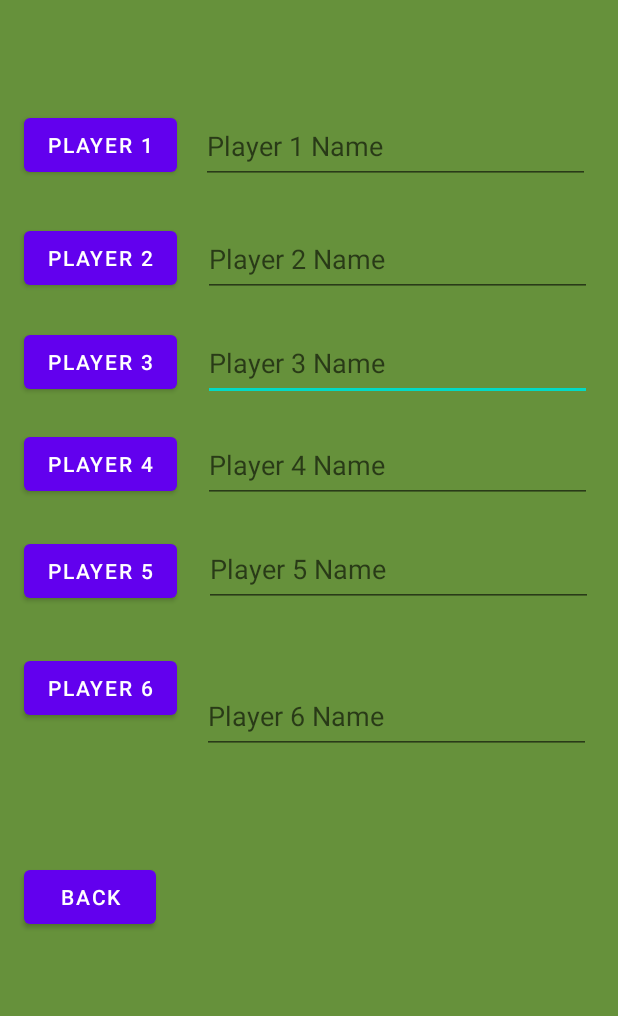
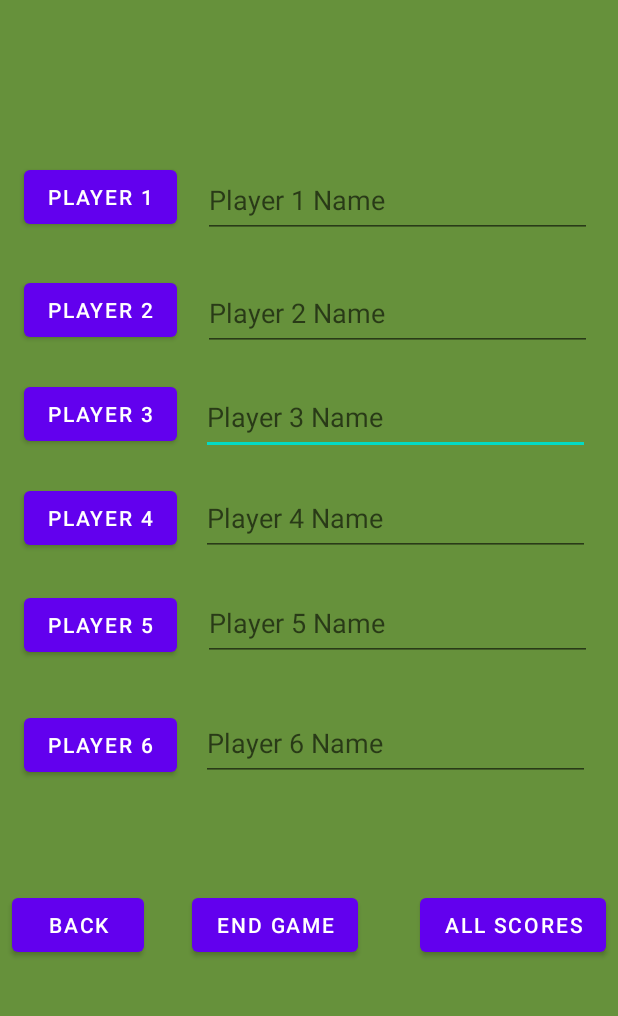
Before and after one commit to Xerminator13/Ma-Cows-Repository, an Android app: the MainMenu screen opened directly, with no data from a screen before it, on a phone screen of 412 x 824 dp, the part 203-1219 px from its top. Run offline under Robolectric (Android 15) with nearby library versions, the phone set to English and light mode, and no system bars.

Commit message:
I have all player names saving and populating the EditText fields when transitioning to MainMenu.  Additionally, I tested setting elements invisible for a future real-time game timer.  The layout for MainMenu is set up and constrained, however I'm going to mess with it a little more to make sure that it looks exactly how I want it to.

```diff
--- a/app/src/main/java/com/example/macows/CommonUtils.java
+++ b/app/src/main/java/com/example/macows/CommonUtils.java
@@ -11,6 +11,8 @@ public class CommonUtils {
     private static SharedPreferences.Editor editor;
     public static ArrayList<Player> playerList  = new ArrayList<Player>();
     public static ArrayList<EconomyPlayer> econPlayerList = new ArrayList<EconomyPlayer>();
+
+    public int currentPlayerNum = 1;
 
     //For using shared preferences >>
     //  https://www.journaldev.com/9412/android-shared-preferences-example-tutorial
--- a/app/src/main/java/com/example/macows/MainMenu.java
+++ b/app/src/main/java/com/example/macows/MainMenu.java
@@ -13,9 +13,11 @@ import android.widget.TextView;
 import androidx.appcompat.app.AppCompatActivity;
 
 public class MainMenu extends AppCompatActivity {
-    private Button player1, player2, player3, player4, player5, player6, back, endGame, goToAllScores, backButton1;
+    private Button player1, player2, player3, player4, player5, player6, back, endGameButton, allScoresButton, backButton1;
     private EditText name1, name2, name3, name4, name5, name6;
-    private TextView appLabel;
+    private TextView appLabel, timerLabel;
+
+    private int switcher = 1;
 
     //**********************************************************************************************
 
@@ -26,6 +28,25 @@ public class MainMenu extends AppCompatActivity {
         name4.setText(CommonUtils.playerList.get(3).getName());
         name5.setText(CommonUtils.playerList.get(4).getName());
         name6.setText(CommonUtils.playerList.get(5).getName());
+
+    }
+    /*
+    * Gets text from EditText views and assigns it to the player names variables
+     */
+    private void setAllPlayerNames() {
+        String temp1 = name1.getText().toString();
+        String temp2 = name2.getText().toString();
+        String temp3 = name3.getText().toString();
+        String temp4 = name4.getText().toString();
+        String temp5 = name5.getText().toString();
+        String temp6 = name6.getText().toString();
+
+        CommonUtils.playerList.get(0).setPlayerName(temp1);
+        CommonUtils.playerList.get(1).setPlayerName(temp2);
+        CommonUtils.playerList.get(2).setPlayerName(temp3);
+        CommonUtils.playerList.get(3).setPlayerName(temp4);
+        CommonUtils.playerList.get(4).setPlayerName(temp5);
+        CommonUtils.playerList.get(5).setPlayerName(temp6);
 
     }
 
@@ -40,7 +61,22 @@ public class MainMenu extends AppCompatActivity {
         //------------------------------------------------------------------------------------------
 
         appLabel = findViewById(R.id.appLabelView);
+        timerLabel = findViewById(R.id.timerLabel);
+        if (switcher == -1) {
+            timerLabel.setVisibility(View.VISIBLE);
+            switcher *= -1;
+
+        }
+        else {
+            timerLabel.setVisibility(View.INVISIBLE);
+            switcher *= -1;
+
+        }
+
         backButton1 = findViewById(R.id.backButton1);
+        endGameButton = findViewById(R.id.endGameButton);
+        allScoresButton = findViewById(R.id.allScoresButton);
+
         name1 = findViewById(R.id.player1NameInput);
         name2 = findViewById(R.id.player2NameInput);
         name3 = findViewById(R.id.player3NameInput);
@@ -51,33 +87,29 @@ public class MainMenu extends AppCompatActivity {
         //------------------------------------------------------------------------------------------
         populateTextEntries();
 
-        //Stackoverflow article on editText view listeners
-        //https://stackoverflow.com/questions/8699569/implementing-text-watcher-for-edittext
-        name1.setImeOptions(EditorInfo.IME_ACTION_DONE);
-        name1.setOnEditorActionListener(new TextView.OnEditorActionListener() {
-            @Override
-            public boolean onEditorAction(TextView v, int actionId, KeyEvent event) {
-                if (actionId == EditorInfo.IME_ACTION_DONE) {
-                    //Does not pass data back to activity because in MainActivity the prefs were not loaded yet
-                    CommonUtils.playerList.get(0).setPlayerName(name1.getText().toString());
-                    CommonUtils.updatePlayerPrefs(CommonUtils.playerList.get(0), 0);
-                    System.out.println("Set player name");
-                    return true;
+        backButton1.setOnClickListener(new View.OnClickListener() {
+            public void onClick(View v) {
+                setAllPlayerNames();
+                CommonUtils.updateAllPlayerPreferences(CommonUtils.playerList);
 
-                }
-                else {
-                    System.out.println("Did not set player name");
-                    return false;
-
-                }
+                //Starts the MainActivity;  A transition between the two activities
+                startActivity(new Intent(MainMenu.this, MainActivity.class));
 
             }
 
         });
-        backButton1.setOnClickListener(new View.OnClickListener() {
+        endGameButton.setOnClickListener(new View.OnClickListener() {
             public void onClick(View v) {
-                CommonUtils.playerList.get(0).setPlayerName(name1.getText().toString());
-                startActivity(new Intent(MainMenu.this, MainActivity.class));
+                if (switcher == -1) {
+                    timerLabel.setVisibility(View.VISIBLE);
+                    switcher *= -1;
+
+                }
+                else {
+                    timerLabel.setVisibility(View.INVISIBLE);
+                    switcher *= -1;
+
+                }
 
             }
 
--- a/app/src/main/res/layout/main_menu.xml
+++ b/app/src/main/res/layout/main_menu.xml
@@ -17,7 +17,6 @@
         android:textColorHighlight="#9C1E1E"
         android:textSize="36sp"
         app:layout_constraintEnd_toEndOf="parent"
-        app:layout_constraintHorizontal_bias="0.0"
         app:layout_constraintStart_toStartOf="parent"
         app:layout_constraintTop_toTopOf="parent" />
 
@@ -25,152 +24,200 @@
         android:id="@+id/player3NameInput"
         android:layout_width="259dp"
         android:layout_height="50dp"
-        android:layout_marginTop="69dp"
+        android:layout_marginStart="16dp"
+        android:layout_marginBottom="67dp"
         android:ems="10"
+        android:focusable="true"
+        android:focusableInTouchMode="true"
         android:hint="Player 3 Name"
         android:inputType="textPersonName"
+        app:layout_constraintBottom_toBottomOf="@+id/player4NameInput"
         app:layout_constraintEnd_toEndOf="parent"
-        app:layout_constraintStart_toEndOf="@+id/button3"
-        app:layout_constraintTop_toTopOf="@+id/player2NameInput" />
+        app:layout_constraintHorizontal_bias="0.0"
+        app:layout_constraintStart_toEndOf="@+id/button3" />
 
     <EditText
         android:id="@+id/player2NameInput"
         android:layout_width="259dp"
         android:layout_height="50dp"
-        android:layout_marginTop="75dp"
+        android:layout_marginStart="17dp"
+        android:layout_marginBottom="69dp"
         android:ems="10"
+        android:focusable="true"
+        android:focusableInTouchMode="true"
         android:hint="Player 2 Name"
         android:inputType="textPersonName"
+        app:layout_constraintBottom_toBottomOf="@+id/player3NameInput"
         app:layout_constraintEnd_toEndOf="parent"
-        app:layout_constraintStart_toEndOf="@+id/button2"
-        app:layout_constraintTop_toTopOf="@+id/player1NameInput" />
+        app:layout_constraintHorizontal_bias="0.0"
+        app:layout_constraintStart_toEndOf="@+id/button2" />
 
     <EditText
         android:id="@+id/player1NameInput"
         android:layout_width="259dp"
         android:layout_height="50dp"
-        android:layout_marginStart="16dp"
-        android:layout_marginTop="124dp"
+        android:layout_marginStart="17dp"
+        android:layout_marginBottom="75dp"
         android:ems="10"
+        android:focusable="true"
+        android:focusableInTouchMode="true"
         android:hint="Player 1 Name"
         android:inputType="textPersonName"
+        app:layout_constraintBottom_toBottomOf="@+id/player2NameInput"
         app:layout_constraintEnd_toEndOf="parent"
         app:layout_constraintHorizontal_bias="0.0"
-        app:layout_constraintStart_toEndOf="@+id/button"
-        app:layout_constraintTop_toTopOf="@+id/appLabelView" />
+        app:layout_constraintStart_toEndOf="@+id/button" />
 
     <EditText
         android:id="@+id/player6NameInput"
         android:layout_width="259dp"
         android:layout_height="50dp"
-        android:layout_marginStart="4dp"
-        android:layout_marginTop="79dp"
+        android:layout_marginStart="16dp"
         android:layout_marginBottom="168dp"
         android:ems="10"
+        android:focusable="true"
+        android:focusableInTouchMode="true"
         android:hint="Player 6 Name"
         android:inputType="textPersonName"
         app:layout_constraintBottom_toBottomOf="parent"
         app:layout_constraintEnd_toEndOf="parent"
-        app:layout_constraintHorizontal_bias="0.413"
-        app:layout_constraintStart_toEndOf="@+id/button6"
-        app:layout_constraintTop_toTopOf="@+id/player5NameInput" />
+        app:layout_constraintHorizontal_bias="0.0"
+        app:layout_constraintStart_toEndOf="@+id/button6" />
 
     <Button
         android:id="@+id/button"
         android:layout_width="wrap_content"
         android:layout_height="wrap_content"
         android:layout_marginStart="16dp"
-        android:layout_marginTop="124dp"
+        android:layout_marginBottom="75dp"
         android:text="Player 1"
-        app:layout_constraintStart_toStartOf="parent"
-        app:layout_constraintTop_toTopOf="@+id/appLabelView" />
+        app:layout_constraintBottom_toBottomOf="@+id/button2"
+        app:layout_constraintStart_toStartOf="parent" />
 
     <Button
         android:id="@+id/button4"
         android:layout_width="wrap_content"
         android:layout_height="wrap_content"
         android:layout_marginStart="16dp"
-        android:layout_marginTop="68dp"
+        android:layout_marginBottom="71dp"
         android:text="Player 4"
-        app:layout_constraintStart_toStartOf="parent"
-        app:layout_constraintTop_toTopOf="@+id/button3" />
+        app:layout_constraintBottom_toBottomOf="@+id/button5"
+        app:layout_constraintStart_toStartOf="parent" />
 
     <Button
         android:id="@+id/button3"
         android:layout_width="wrap_content"
         android:layout_height="wrap_content"
         android:layout_marginStart="16dp"
-        android:layout_marginTop="69dp"
+        android:layout_marginBottom="69dp"
         android:text="Player 3"
-        app:layout_constraintStart_toStartOf="parent"
-        app:layout_constraintTop_toTopOf="@+id/button2" />
+        app:layout_constraintBottom_toBottomOf="@+id/button4"
+        app:layout_constraintStart_toStartOf="parent" />
 
     <EditText
         android:id="@+id/player5NameInput"
         android:layout_width="259dp"
         android:layout_height="50dp"
-        android:layout_marginTop="69dp"
+        android:layout_marginStart="17dp"
+        android:layout_marginBottom="80dp"
         android:ems="10"
+        android:focusable="true"
+        android:focusableInTouchMode="true"
         android:hint="Player 5 Name"
         android:inputType="textPersonName"
+        app:layout_constraintBottom_toBottomOf="@+id/player6NameInput"
         app:layout_constraintEnd_toEndOf="parent"
-        app:layout_constraintHorizontal_bias="0.515"
-        app:layout_constraintStart_toEndOf="@+id/button5"
-        app:layout_constraintTop_toTopOf="@+id/player4NameInput" />
+        app:layout_constraintHorizontal_bias="0.0"
+        app:layout_constraintStart_toEndOf="@+id/button5" />
 
     <Button
         android:id="@+id/button5"
         android:layout_width="wrap_content"
         android:layout_height="wrap_content"
         android:layout_marginStart="16dp"
-        android:layout_marginTop="71dp"
+        android:layout_marginBottom="80dp"
         android:text="Player 5"
-        app:layout_constraintStart_toStartOf="parent"
-        app:layout_constraintTop_toTopOf="@+id/button4" />
+        app:layout_constraintBottom_toBottomOf="@+id/button6"
+        app:layout_constraintStart_toStartOf="parent" />
 
     <Button
         android:id="@+id/button2"
         android:layout_width="wrap_content"
         android:layout_height="wrap_content"
         android:layout_marginStart="16dp"
-        android:layout_marginTop="75dp"
+        android:layout_marginBottom="69dp"
         android:text="Player 2"
-        app:layout_constraintStart_toStartOf="parent"
-        app:layout_constraintTop_toTopOf="@+id/button" />
+        app:layout_constraintBottom_toBottomOf="@+id/button3"
+        app:layout_constraintStart_toStartOf="parent" />
 
     <Button
         android:id="@+id/button6"
         android:layout_width="wrap_content"
         android:layout_height="wrap_content"
         android:layout_marginStart="16dp"
-        android:layout_marginTop="78dp"
+        android:layout_marginBottom="168dp"
         android:text="Player 6"
-        app:layout_constraintStart_toStartOf="parent"
-        app:layout_constraintTop_toTopOf="@+id/button5" />
+        app:layout_constraintBottom_toBottomOf="parent"
+        app:layout_constraintStart_toStartOf="parent" />
 
     <EditText
         android:id="@+id/player4NameInput"
         android:layout_width="259dp"
         android:layout_height="50dp"
-        android:layout_marginTop="68dp"
+        android:layout_marginStart="16dp"
+        android:layout_marginBottom="70dp"
         android:ems="10"
+        android:focusable="true"
+        android:focusableInTouchMode="true"
         android:hint="Player 4 Name"
         android:inputType="textPersonName"
+        app:layout_constraintBottom_toBottomOf="@+id/player5NameInput"
         app:layout_constraintEnd_toEndOf="parent"
-        app:layout_constraintStart_toEndOf="@+id/button4"
-        app:layout_constraintTop_toTopOf="@+id/player3NameInput" />
+        app:layout_constraintHorizontal_bias="0.0"
+        app:layout_constraintStart_toEndOf="@+id/button4" />
 
     <Button
         android:id="@+id/backButton1"
         android:layout_width="wrap_content"
         android:layout_height="wrap_content"
-        android:layout_marginTop="121dp"
-        android:layout_marginBottom="49dp"
+        android:layout_marginStart="8dp"
+        android:layout_marginBottom="48dp"
         android:text="Back"
         app:layout_constraintBottom_toBottomOf="parent"
+        app:layout_constraintStart_toStartOf="parent" />
+
+    <Button
+        android:id="@+id/endGameButton"
+        android:layout_width="wrap_content"
+        android:layout_height="wrap_content"
+        android:layout_marginStart="32dp"
+        android:layout_marginBottom="48dp"
+        android:text="End Game"
+        app:layout_constraintBottom_toBottomOf="parent"
+        app:layout_constraintEnd_toStartOf="@+id/allScoresButton"
+        app:layout_constraintHorizontal_bias="0.0"
+        app:layout_constraintStart_toEndOf="@+id/backButton1" />
+
+    <Button
+        android:id="@+id/allScoresButton"
+        android:layout_width="wrap_content"
+        android:layout_height="wrap_content"
+        android:layout_marginEnd="8dp"
+        android:layout_marginBottom="48dp"
+        android:text="All Scores"
+        app:layout_constraintBottom_toBottomOf="parent"
+        app:layout_constraintEnd_toEndOf="parent" />
+
+    <TextView
+        android:id="@+id/timerLabel"
+        android:layout_width="0dp"
+        android:layout_height="20dp"
+        android:layout_marginBottom="29dp"
+        android:background="#CDDC39"
+        android:text="TextView"
+        android:textAlignment="center"
+        app:layout_constraintBottom_toTopOf="@+id/endGameButton"
         app:layout_constraintEnd_toEndOf="parent"
-        app:layout_constraintHorizontal_bias="0.05"
-        app:layout_constraintStart_toStartOf="parent"
-        app:layout_constraintTop_toTopOf="@+id/button6" />
+        app:layout_constraintStart_toStartOf="parent" />
 
 </androidx.constraintlayout.widget.ConstraintLayout>
```
Also changed, not shown: 1 other file.
